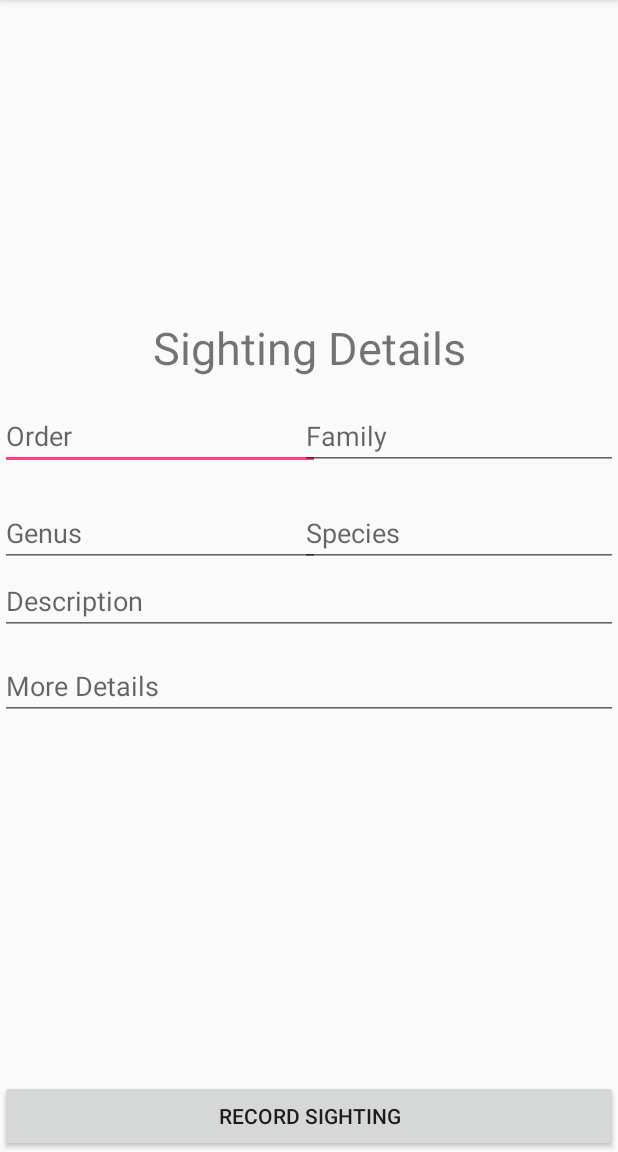
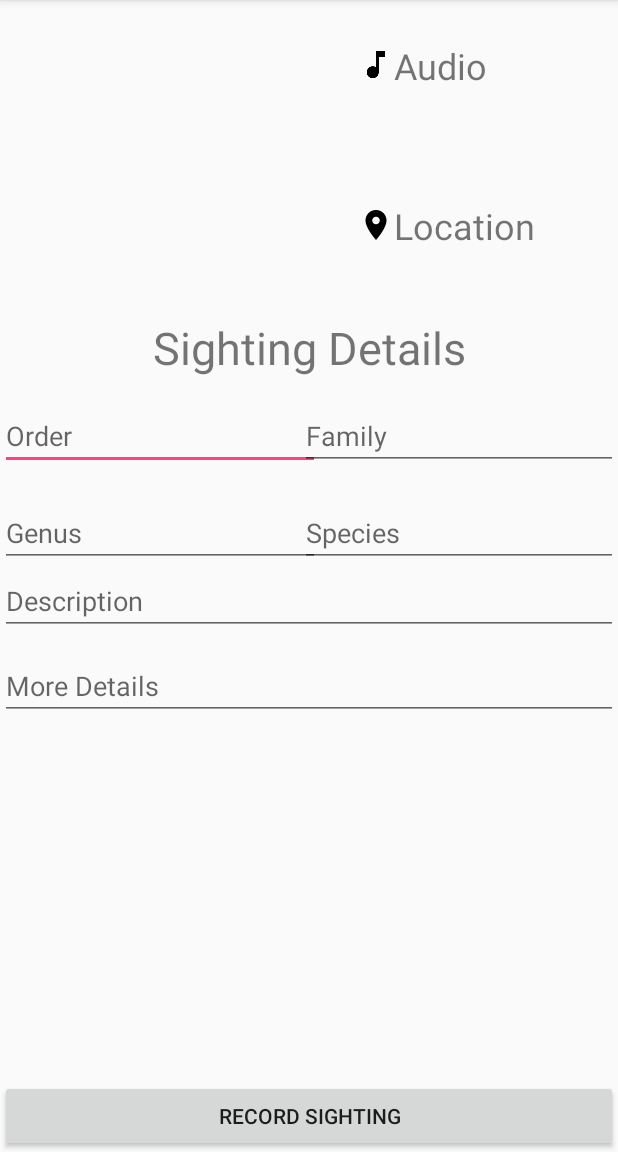
Before and after one commit to SandroMateo/FeatherFinder, an Android app: the LogBirdActivity screen opened directly, with no data from a screen before it, on a phone screen of 412 x 824 dp, the part 84-1236 px from its top. Run offline under Robolectric (Android 15) with nearby library versions, the phone set to English and light mode, and no system bars; our stand-ins replace ButterKnife.

Commit message:
begin to implement geotagging functionality, using LocationManager and LocationListener with NETWORK_PROVIDER

```diff
--- a/FeatherFinder/app/src/main/AndroidManifest.xml
+++ b/FeatherFinder/app/src/main/AndroidManifest.xml
@@ -9,6 +9,10 @@
     -->
     <uses-permission android:name="android.permission.ACCESS_FINE_LOCATION" />
     <uses-permission android:name="android.permission.INTERNET" />
+
+    <uses-feature
+        android:name="android.hardware.location.gps"
+        android:required="true"/>
     <uses-feature
         android:name="android.hardware.camera"
         android:required="true"/>
--- a/FeatherFinder/app/src/main/res/layout/activity_log_bird.xml
+++ b/FeatherFinder/app/src/main/res/layout/activity_log_bird.xml
@@ -105,4 +105,30 @@
         android:layout_centerHorizontal="true"
         android:id="@+id/button2" />
 
+    <TextView
+        android:text="Audio"
+        android:textSize="24sp"
+        android:layout_width="wrap_content"
+        android:layout_height="wrap_content"
+        android:drawableLeft="@drawable/ic_music_note_black_24dp"
+        android:layout_marginLeft="25dp"
+        android:layout_marginStart="25dp"
+        android:layout_marginTop="27dp"
+        android:id="@+id/birdCallTextView"
+        android:layout_alignParentTop="true"
+        android:layout_toRightOf="@+id/birdOrderEditText"
+        android:layout_toEndOf="@+id/birdOrderEditText" />
+
+    <TextView
+        android:text="Location"
+        android:textSize="24sp"
+        android:layout_width="wrap_content"
+        android:layout_height="wrap_content"
+        android:drawableLeft="@drawable/ic_place_black_24dp"
+        android:id="@+id/birdLocationTextView"
+        android:layout_above="@+id/textView2"
+        android:layout_alignLeft="@+id/birdCallTextView"
+        android:layout_alignStart="@+id/birdCallTextView"
+        android:layout_marginBottom="33dp" />
+
 </RelativeLayout>
```
Also changed, not shown: FeatherFinder/app/src/main/java/com/epicodus/featherfinder/ui/MainActivity.java (+31 -1 lines), FeatherFinder/app/src/main/res/drawable-hdpi/ic_place_black_24dp.png (added), FeatherFinder/app/src/main/res/drawable-mdpi/ic_place_black_24dp.png (added), FeatherFinder/app/src/main/res/drawable-xhdpi/ic_place_black_24dp.png (added), FeatherFinder/app/src/main/res/drawable-xxhdpi/ic_place_black_24dp.png (added), FeatherFinder/app/src/main/res/drawable-xxxhdpi/ic_place_black_24dp.png (added).
